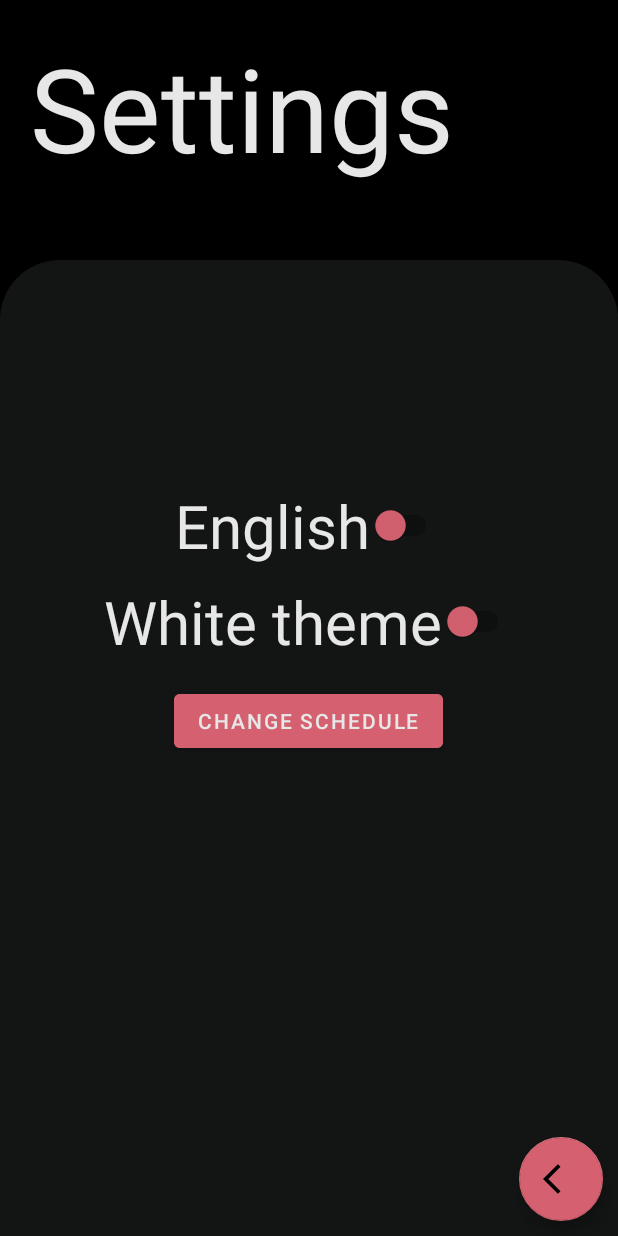
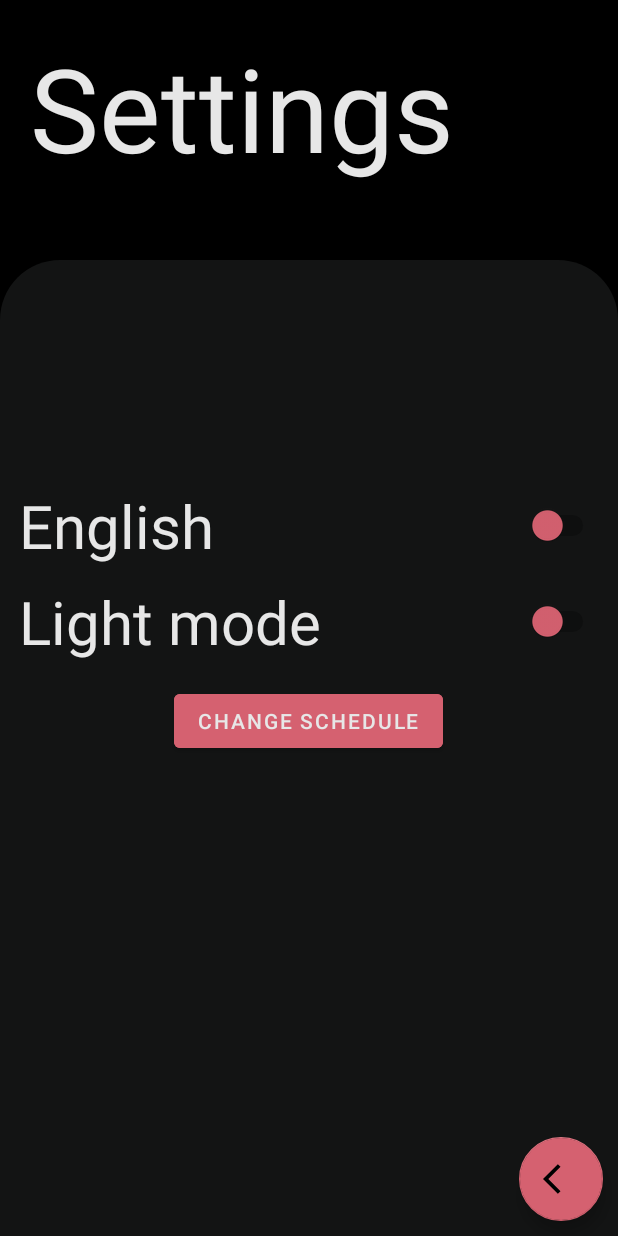
Before and after one commit to sathwikkannam/schedule_app, an Android app: the SettingsActivity screen opened directly, with no data from a screen before it, on a phone screen of 412 x 824 dp. Run offline under Robolectric (Android 15) with nearby library versions, the phone set to English and light mode, and no system bars; Roboto replaces fonts that are not available here.

Commit message:
Text changes to Settings XML

```diff
--- a/app/src/main/res/layout/settings.xml
+++ b/app/src/main/res/layout/settings.xml
@@ -32,10 +32,11 @@
 
         <Switch
             android:id="@+id/EnglishSwitchInSettings"
-            android:layout_width="wrap_content"
+            android:layout_width="match_parent"
             android:layout_height="wrap_content"
             android:layout_centerHorizontal="true"
             android:layout_marginTop="150dp"
+            android:layout_marginStart="25dp"
             android:fontFamily="@font/habibi"
             android:textColor="@color/platinum"
             android:text="@string/english"
@@ -45,8 +46,9 @@
 
         <Switch
             android:id="@+id/ThemeSwitchInSettings"
-            android:layout_width="wrap_content"
+            android:layout_width="match_parent"
             android:layout_height="wrap_content"
+            android:layout_marginStart="25dp"
             android:paddingTop="10dp"
             android:layout_centerHorizontal="true"
             android:layout_below="@+id/EnglishSwitchInSettings"
--- a/app/src/main/res/values/strings.xml
+++ b/app/src/main/res/values/strings.xml
@@ -16,5 +16,5 @@
     <string name="open">open_drawer</string>
     <string name="close">close_drawer</string>
     <string name="app_widget_description">Schedule Widget</string>
-    <string name="white_theme">White theme</string>
+    <string name="white_theme">Light mode</string>
 </resources>
```
